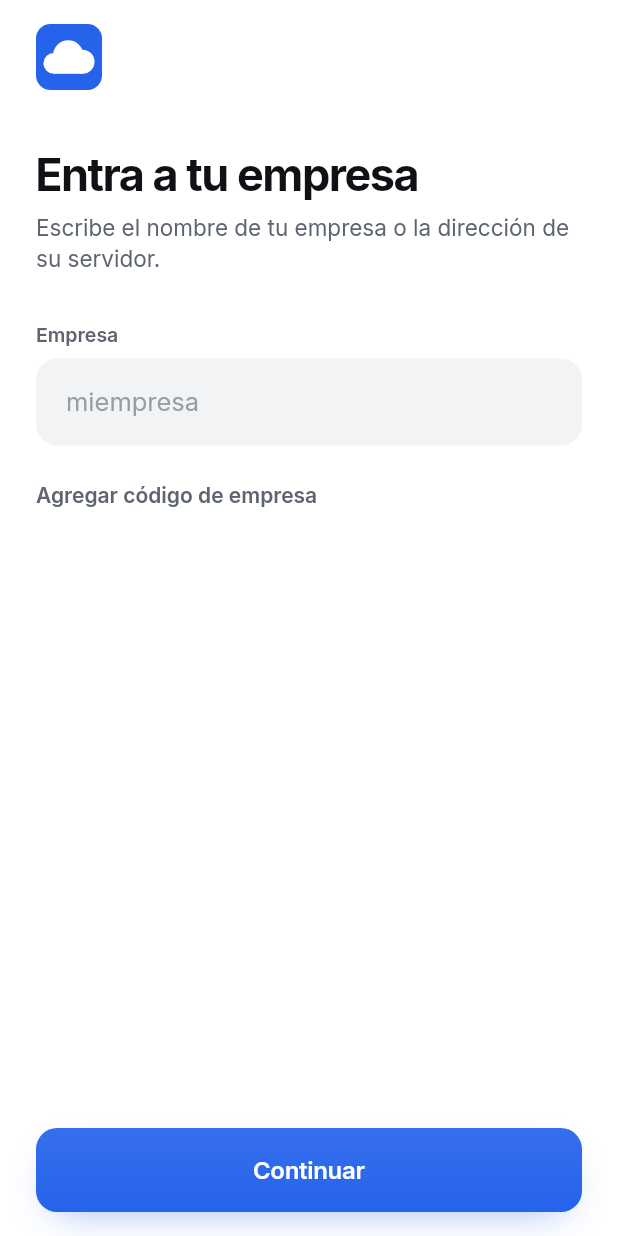
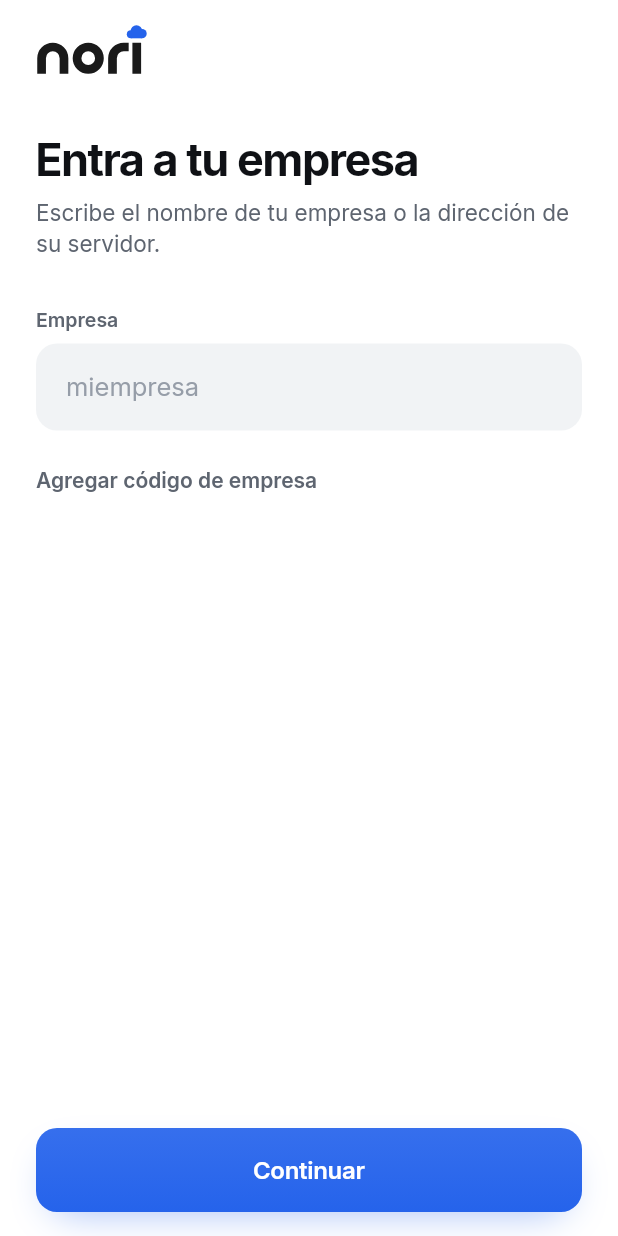
Before and after one commit to zamarrong/NoriApp, a Flutter app: the screen it shows after launch, after a tap on "Saltar", on a phone screen of 412 x 824 dp. Run offline on Flutter 3.47's test engine with Material 3 defaults, Android fonts, the phone set to English and light mode, and no system bars; our stand-ins replace connectivity_plus, device_info_plus, dio, flutter_blue_plus, flutter_local_notifications, flutter_map and 12 more; missing offline and left inert: mobile_scanner, print_bluetooth_thermal; accounts and stored records are empty; network calls fail.

Commit message:
Onboarding, inicio de sesión y desbloqueo con el logotipo de Nori en lugar del isotipo
Co-Authored-By: Claude Opus 5.5 <noreply@anthropic.com>

```diff
--- a/lib/features/auth/auth_pages.dart
+++ b/lib/features/auth/auth_pages.dart
@@ -179,7 +179,7 @@ class _LoginPageState extends ConsumerState<LoginPage> {
                       keyboardDismissBehavior: ScrollViewKeyboardDismissBehavior.onDrag,
                       padding: const EdgeInsets.fromLTRB(NrSpace.xxl, NrSpace.lg, NrSpace.xxl, NrSpace.xl),
                       child: Column(crossAxisAlignment: CrossAxisAlignment.stretch, children: [
-                        const NrEntrance(child: Align(alignment: Alignment.centerLeft, child: NoriMark(size: 44))),
+                        const NrEntrance(child: Align(alignment: Alignment.centerLeft, child: NoriLogo(height: 34))),
                         const SizedBox(height: NrSpace.xxxl + NrSpace.sm),
                         AnimatedSwitcher(
                           duration: reduce ? Duration.zero : NrMotion.base,
@@ -475,7 +475,7 @@ class _UnlockPageState extends ConsumerState<UnlockPage> {
         child: Padding(
           padding: const EdgeInsets.fromLTRB(NrSpace.xxl, NrSpace.lg, NrSpace.xxl, NrSpace.xl),
           child: Column(crossAxisAlignment: CrossAxisAlignment.stretch, children: [
-            const Align(alignment: Alignment.centerLeft, child: NoriMark(size: 44)),
+            const Align(alignment: Alignment.centerLeft, child: NoriLogo(height: 34)),
             const Spacer(),
             NrAvatar(s?.userName ?? '', size: 64, color: nr.accent),
             const SizedBox(height: NrSpace.xl),
--- a/lib/features/onboarding/onboarding_page.dart
+++ b/lib/features/onboarding/onboarding_page.dart
@@ -87,7 +87,7 @@ class _OnboardingPageState extends ConsumerState<OnboardingPage> {
             child: SizedBox(
               height: NrTouch.min,
               child: Row(children: [
-                const NoriMark(size: 34),
+                const NoriLogo(height: 28),
                 const Spacer(),
                 AnimatedOpacity(
                   opacity: _last ? 0 : 1,
```
